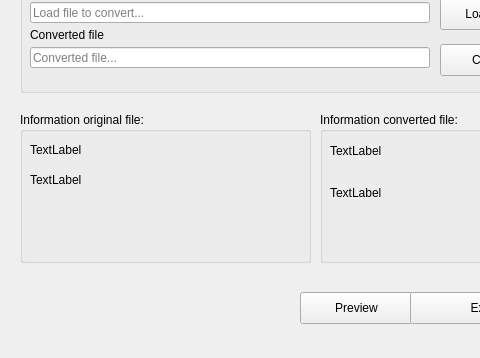
This is src/core/mainwindow.ui in frank1789/LsDynaToAPDL as Qt 5 draws it before an edit; both pictures show x 0 to 480 and y 87 to 445 of the 570 by 445 pixel window. The edited form follows.
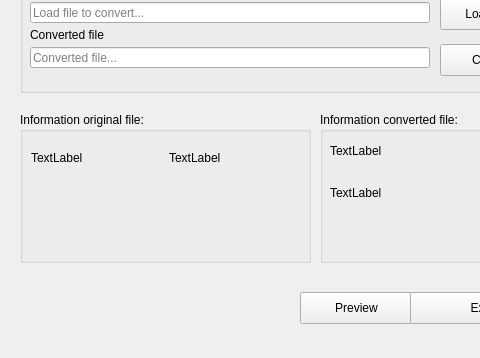
This is the edited form.

The edit to the form file:
```diff
--- a/src/core/mainwindow.ui
+++ b/src/core/mainwindow.ui
@@ -147,31 +147,31 @@
     <property name="title">
      <string>Information original file:</string>
     </property>
-    <widget class="QLabel" name="information_file">
+    <widget class="QWidget" name="horizontalLayoutWidget">
      <property name="geometry">
       <rect>
-       <x>10</x>
-       <y>30</y>
-       <width>201</width>
-       <height>16</height>
+       <x>0</x>
+       <y>20</y>
+       <width>291</width>
+       <height>51</height>
       </rect>
      </property>
-     <property name="text">
-      <string>TextLabel</string>
-     </property>
-    </widget>
+     <layout class="QHBoxLayout" name="Information">
+      <item>
     <widget class="QLabel" name="dimensionfile">
-     <property name="geometry">
-      <rect>
-       <x>10</x>
-       <y>60</y>
-       <width>131</width>
-       <height>16</height>
-      </rect>
-     </property>
+        <property name="text">
+         <string>TextLabel</string>
+        </property>
+       </widget>
+      </item>
+      <item>
+       <widget class="QLabel" name="information_file">
      <property name="text">
       <string>TextLabel</string>
      </property>
+       </widget>
+      </item>
+     </layout>
     </widget>
    </widget>
    <widget class="QGroupBox" name="groupBox_3">
```
Left out of the diff: 2 changed lines with no effect on the pictures. Lines whose indentation alone changed are shown as unchanged.
